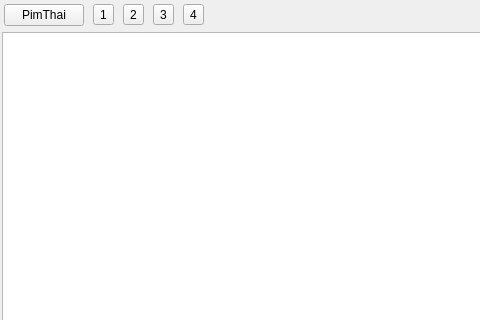
Qt form PimThaiWindow.ui (iamjay/PimThai) before a commit; both pictures show x 0 to 480 and y 0 to 320 of the 800 by 600 pixel window.
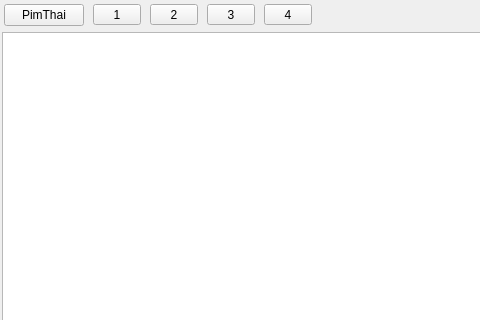
The same form after that commit.

Commit message: Fix buffer chooser buttons too small. New version 1.0.0.4

```diff
--- a/PimThaiWindow.ui
+++ b/PimThaiWindow.ui
@@ -41,6 +41,18 @@
       </item>
       <item>
        <widget class="QToolButton" name="buf0Button">
+        <property name="sizePolicy">
+         <sizepolicy hsizetype="Minimum" vsizetype="Fixed">
+          <horstretch>0</horstretch>
+          <verstretch>0</verstretch>
+         </sizepolicy>
+        </property>
+        <property name="minimumSize">
+         <size>
+          <width>48</width>
+          <height>0</height>
+         </size>
+        </property>
         <property name="focusPolicy">
          <enum>Qt::NoFocus</enum>
         </property>
@@ -54,6 +66,18 @@
       </item>
       <item>
        <widget class="QToolButton" name="buf1Button">
+        <property name="sizePolicy">
+         <sizepolicy hsizetype="Minimum" vsizetype="Fixed">
+          <horstretch>0</horstretch>
+          <verstretch>0</verstretch>
+         </sizepolicy>
+        </property>
+        <property name="minimumSize">
+         <size>
+          <width>48</width>
+          <height>0</height>
+         </size>
+        </property>
         <property name="focusPolicy">
          <enum>Qt::NoFocus</enum>
         </property>
@@ -67,6 +91,18 @@
       </item>
       <item>
        <widget class="QToolButton" name="buf2Button">
+        <property name="sizePolicy">
+         <sizepolicy hsizetype="Minimum" vsizetype="Fixed">
+          <horstretch>0</horstretch>
+          <verstretch>0</verstretch>
+         </sizepolicy>
+        </property>
+        <property name="minimumSize">
+         <size>
+          <width>48</width>
+          <height>0</height>
+         </size>
+        </property>
         <property name="focusPolicy">
          <enum>Qt::NoFocus</enum>
         </property>
@@ -80,6 +116,18 @@
       </item>
       <item>
        <widget class="QToolButton" name="buf3Button">
+        <property name="sizePolicy">
+         <sizepolicy hsizetype="Minimum" vsizetype="Fixed">
+          <horstretch>0</horstretch>
+          <verstretch>0</verstretch>
+         </sizepolicy>
+        </property>
+        <property name="minimumSize">
+         <size>
+          <width>48</width>
+          <height>0</height>
+         </size>
+        </property>
         <property name="focusPolicy">
          <enum>Qt::NoFocus</enum>
         </property>
```
The commit also changes 2 other files.
